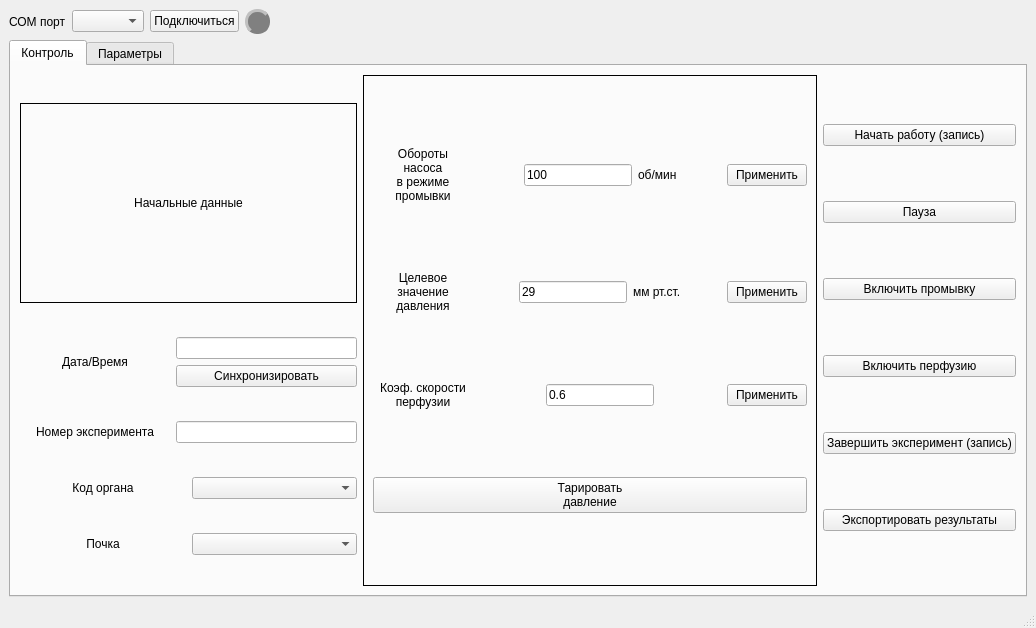
The window that mainwindow.ui (walrusfriend/Kidney-Monitor-Qt) describes before a commit, drawn with Qt 5.
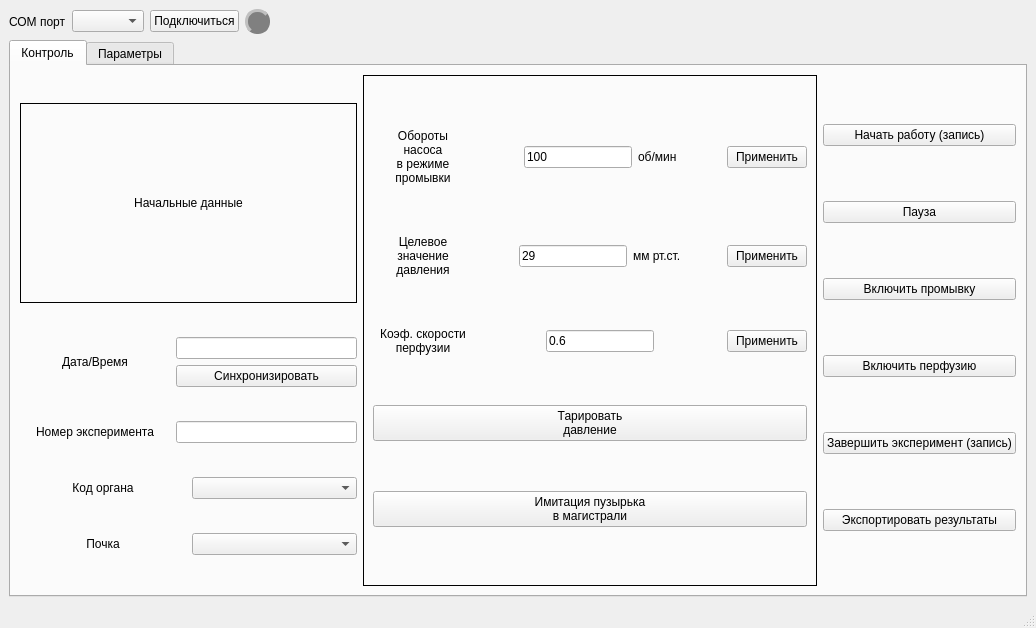
The same window after the commit. The open tabs and pages were chosen to show the change.

Diff of the .ui file:
```diff
--- a/mainwindow.ui
+++ b/mainwindow.ui
@@ -483,6 +483,18 @@
              </item>
             </layout>
            </item>
+           <item>
+            <layout class="QHBoxLayout" name="horizontalLayout_28">
+             <item>
+              <widget class="QPushButton" name="pb_enulate_bubble">
+               <property name="text">
+                <string>Имитация пузырька
+в магистрали</string>
+               </property>
+              </widget>
+             </item>
+            </layout>
+           </item>
           </layout>
          </widget>
         </item>
```
Left out of the diff: 2 changed lines with no effect on the pictures.
